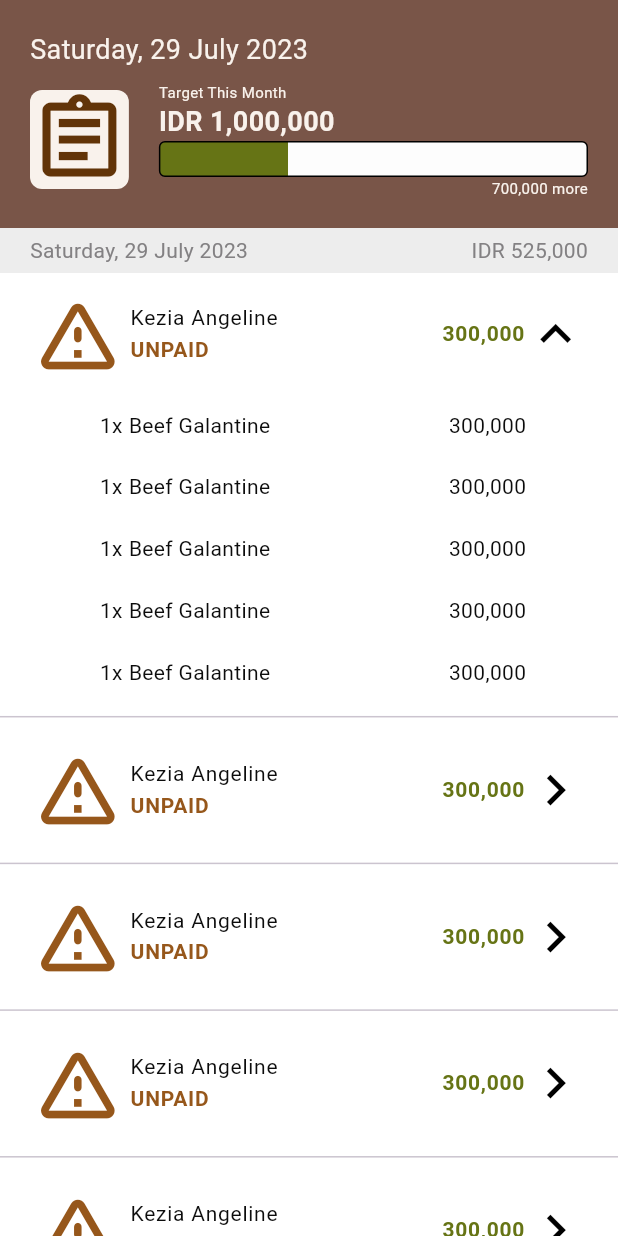
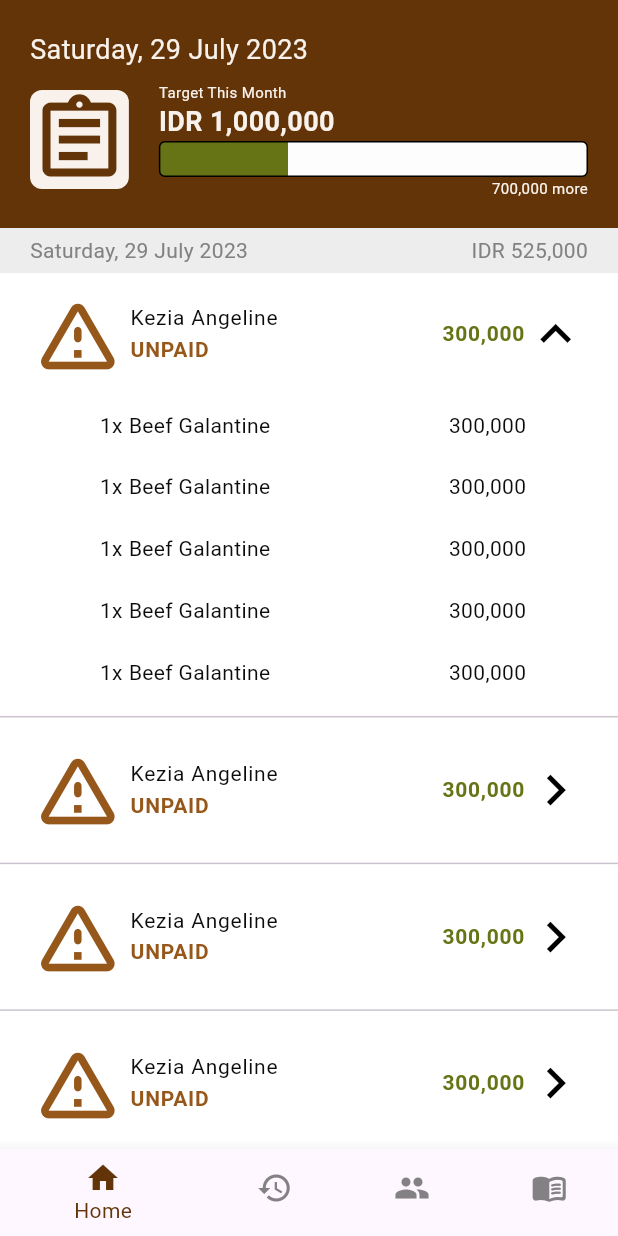
Before and after one commit to kezia2909/food_sales_recording_application, a Flutter app: the screen it shows after launch, after a tap on "Kezia Angeline", on a phone screen of 412 x 824 dp. Run offline on Flutter 3.47's test engine with Material 2 defaults, Android fonts, the phone set to English and light mode, and no system bars; missing offline and left inert: iconify_flutter.

Commit message:
bottom navbar

```diff
--- a/lib/main.dart
+++ b/lib/main.dart
@@ -1,5 +1,6 @@
 import 'package:flutter/material.dart';
 import 'package:food_sales_recording_application/pages/home_page.dart';
+import 'package:food_sales_recording_application/widgets/bottom_nav_bar.dart';
 
 void main() {
   runApp(const MyApp());
@@ -17,7 +18,7 @@
         colorScheme: ColorScheme.fromSeed(seedColor: Colors.deepPurple),
         useMaterial3: true,
       ),
-      home: SafeArea(child: HomePage()),
+      home: SafeArea(child: BottomNavBar()),
     );
   }
 }
--- a/lib/pages/home_page.dart
+++ b/lib/pages/home_page.dart
@@ -22,11 +22,10 @@
   Widget build(BuildContext context) {
     return Scaffold(
       body: Container(
-        color: Colors.amberAccent,
         child: Column(
           children: [
             Container(
-              color: Colors.brown,
+              color: Appcolors.darkColor,
               padding: const EdgeInsets.all(20.0),
               child: Column(
                 crossAxisAlignment: CrossAxisAlignment.start,
--- /dev/null
+++ b/lib/widgets/bottom_nav_bar.dart
@@ -0,0 +1,79 @@
+import 'package:flutter/material.dart';
+import 'package:food_sales_recording_application/pages/home_page.dart';
+import 'package:food_sales_recording_application/utils/app_colors.dart';
+
+class BottomNavBar extends StatefulWidget {
+  const BottomNavBar({super.key});
+
+  @override
+  State<BottomNavBar> createState() => _BottomNavBarState();
+}
+
+class _BottomNavBarState extends State<BottomNavBar> {
+  int _selectedIndex = 0;
+  static const TextStyle optionStyle =
+      TextStyle(fontSize: 30, fontWeight: FontWeight.bold);
+  static const List<Widget> _widgetOptions = <Widget>[
+    HomePage(),
+    Text(
+      'Index 1: history',
+      style: optionStyle,
+    ),
+    Text(
+      'Index 2: customer',
+      style: optionStyle,
+    ),
+    Text(
+      'Index 2: menu',
+      style: optionStyle,
+    ),
+    // Text(
+    //   'Index 2: add',
+    //   style: optionStyle,
+    // ),
+  ];
+
+  void _onItemTapped(int index) {
+    setState(() {
+      _selectedIndex = index;
+    });
+  }
+
+  @override
+  Widget build(BuildContext context) {
+    return Scaffold(
+      body: Center(
+        child: _widgetOptions.elementAt(_selectedIndex),
+      ),
+      bottomNavigationBar: BottomNavigationBar(
+        items: const <BottomNavigationBarItem>[
+          BottomNavigationBarItem(
+            icon: Icon(Icons.home),
+            label: 'Home',
+          ),
+          BottomNavigationBarItem(
+            icon: Icon(Icons.history),
+            label: 'History',
+          ),
+          BottomNavigationBarItem(
+            icon: Icon(Icons.people),
+            label: 'Customer',
+          ),
+          BottomNavigationBarItem(
+            icon: Icon(Icons.menu_book_rounded),
+            label: 'Menu',
+          ),
+          // BottomNavigationBarItem(
+          //   icon: Icon(Icons.add),
+          //   label: 'Add',
+          // ),
+        ],
+        currentIndex: _selectedIndex,
+        selectedItemColor: Appcolors.darkColor,
+        unselectedItemColor: Appcolors.darkGreyColor,
+        onTap: _onItemTapped,
+        backgroundColor: Appcolors.lightColor,
+      ),
+    );
+  }
+}
```
